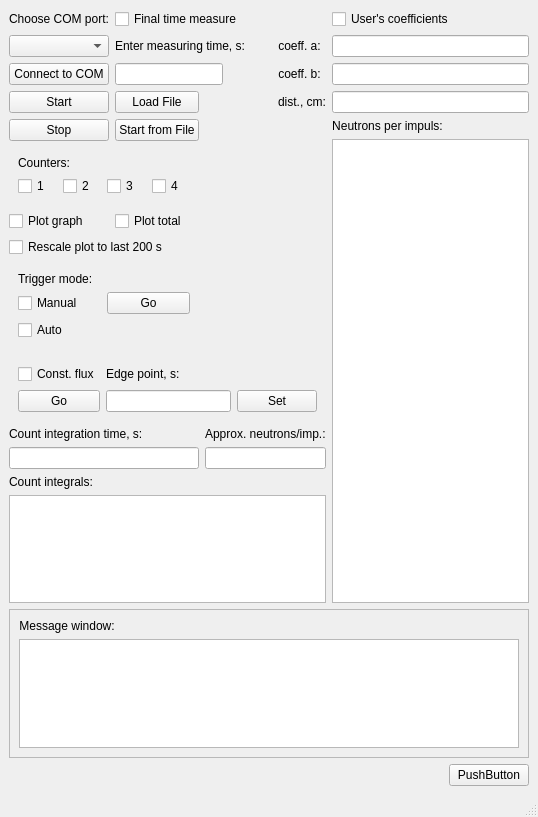
goodvin360/pivn_app, file caller.ui: the form before one commit.
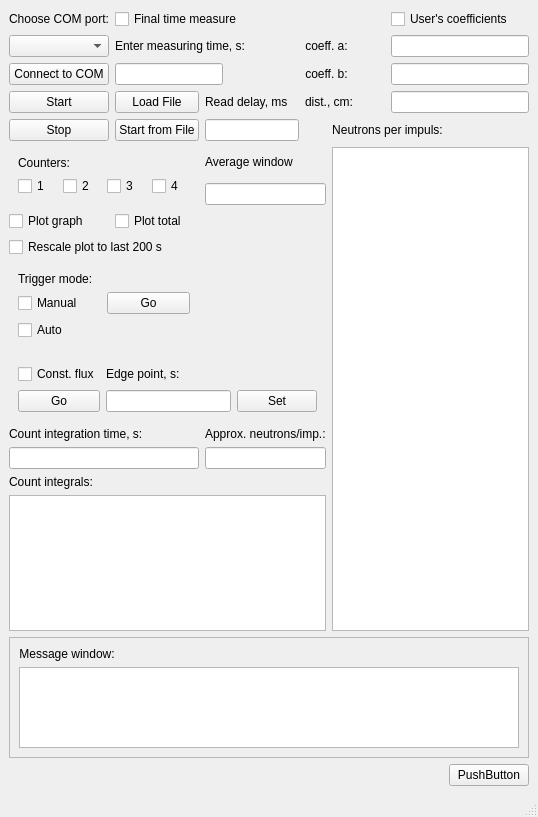
The form after the commit. Custom widgets are drawn as their Qt base class.

Commit message: 25.06.2024 work 1 -plots changed to histograms -back averaging window added (default val. is 5 s) -new back coefficients for In114 & In116m -gui updated -trigDelta subtraction is omitted (set to 0)

Patch:
```diff
--- a/caller.ui
+++ b/caller.ui
@@ -38,7 +38,7 @@
       </property>
      </widget>
     </item>
-    <item row="0" column="4" colspan="2">
+    <item row="0" column="5" colspan="2">
      <widget class="QCheckBox" name="checkBox_2">
       <property name="text">
        <string>User's coefficients</string>
@@ -64,7 +64,7 @@
       </property>
      </widget>
     </item>
-    <item row="1" column="3">
+    <item row="1" column="3" colspan="2">
      <widget class="QLabel" name="label_3">
       <property name="sizePolicy">
        <sizepolicy hsizetype="Fixed" vsizetype="Preferred">
@@ -80,7 +80,7 @@
       </property>
      </widget>
     </item>
-    <item row="1" column="4" colspan="2">
+    <item row="1" column="5" colspan="2">
      <widget class="QLineEdit" name="lineEdit_2">
       <property name="sizePolicy">
        <sizepolicy hsizetype="Minimum" vsizetype="Minimum">
@@ -116,7 +116,7 @@
       </property>
      </widget>
     </item>
-    <item row="2" column="3">
+    <item row="2" column="3" colspan="2">
      <widget class="QLabel" name="label_5">
       <property name="sizePolicy">
        <sizepolicy hsizetype="Fixed" vsizetype="Preferred">
@@ -132,7 +132,7 @@
       </property>
      </widget>
     </item>
-    <item row="2" column="4" colspan="2">
+    <item row="2" column="5" colspan="2">
      <widget class="QLineEdit" name="lineEdit_3">
       <property name="sizePolicy">
        <sizepolicy hsizetype="Minimum" vsizetype="Minimum">
@@ -174,7 +174,14 @@
       </property>
      </widget>
     </item>
-    <item row="3" column="3">
+    <item row="3" column="2">
+     <widget class="QLabel" name="label_13">
+      <property name="text">
+       <string>Read delay, ms</string>
+      </property>
+     </widget>
+    </item>
+    <item row="3" column="3" colspan="2">
      <widget class="QLabel" name="label_6">
       <property name="sizePolicy">
        <sizepolicy hsizetype="Fixed" vsizetype="Preferred">
@@ -190,7 +197,7 @@
       </property>
      </widget>
     </item>
-    <item row="3" column="4" colspan="2">
+    <item row="3" column="5" colspan="2">
      <widget class="QLineEdit" name="lineEdit_4">
       <property name="sizePolicy">
        <sizepolicy hsizetype="Minimum" vsizetype="Fixed">
@@ -203,7 +210,7 @@
       </property>
      </widget>
     </item>
-    <item row="4" column="0" rowspan="2">
+    <item row="4" column="0">
      <widget class="QPushButton" name="pushButton_3">
       <property name="sizePolicy">
        <sizepolicy hsizetype="Minimum" vsizetype="Fixed">
@@ -216,14 +223,21 @@
       </property>
      </widget>
     </item>
-    <item row="4" column="1" rowspan="2">
+    <item row="4" column="1">
      <widget class="QPushButton" name="pushButton_5">
       <property name="text">
        <string>Start from File</string>
       </property>
      </widget>
     </item>
-    <item row="4" column="4">
+    <item row="4" column="2">
+     <widget class="QLineEdit" name="lineEdit_8">
+      <property name="alignment">
+       <set>Qt::AlignRight|Qt::AlignTrailing|Qt::AlignVCenter</set>
+      </property>
+     </widget>
+    </item>
+    <item row="4" column="4" colspan="2">
      <widget class="QLabel" name="label_4">
       <property name="sizePolicy">
        <sizepolicy hsizetype="Fixed" vsizetype="Preferred">
@@ -239,17 +253,7 @@
       </property>
      </widget>
     </item>
-    <item row="5" column="4" rowspan="10" colspan="2">
-     <widget class="QTextBrowser" name="textBrowser_2">
-      <property name="maximumSize">
-       <size>
-        <width>16777215</width>
-        <height>16777215</height>
-       </size>
-      </property>
-     </widget>
-    </item>
-    <item row="6" column="0" colspan="2">
+    <item row="5" column="0" rowspan="2" colspan="2">
      <widget class="QWidget" name="widget_4" native="true">
       <layout class="QGridLayout" name="gridLayout_5">
        <item row="0" column="0" colspan="2">
@@ -290,6 +294,30 @@
       </layout>
      </widget>
     </item>
+    <item row="5" column="2">
+     <widget class="QLabel" name="label_14">
+      <property name="text">
+       <string>Average window</string>
+      </property>
+     </widget>
+    </item>
+    <item row="5" column="4" rowspan="10" colspan="3">
+     <widget class="QTextBrowser" name="textBrowser_2">
+      <property name="maximumSize">
+       <size>
+        <width>16777215</width>
+        <height>16777215</height>
+       </size>
+      </property>
+     </widget>
+    </item>
+    <item row="6" column="2" colspan="2">
+     <widget class="QLineEdit" name="lineEdit_9">
+      <property name="alignment">
+       <set>Qt::AlignRight|Qt::AlignTrailing|Qt::AlignVCenter</set>
+      </property>
+     </widget>
+    </item>
     <item row="7" column="0">
      <widget class="QCheckBox" name="checkBox_3">
       <property name="sizePolicy">
@@ -448,7 +476,7 @@
     <item row="14" column="0" colspan="4">
      <widget class="QTextBrowser" name="textBrowser_3"/>
     </item>
-    <item row="15" column="0" colspan="6">
+    <item row="15" column="0" rowspan="2" colspan="7">
      <widget class="QFrame" name="frame">
       <property name="frameShape">
        <enum>QFrame::StyledPanel</enum>
@@ -498,7 +526,12 @@
       </layout>
      </widget>
     </item>
-    <item row="16" column="5">
+    <item row="16" column="4">
+     <widget class="testWidget" name="widget" native="true">
+      <layout class="QGridLayout" name="gridLayout_2"/>
+     </widget>
+    </item>
+    <item row="17" column="6">
      <widget class="QPushButton" name="pushButton_6">
       <property name="text">
        <string>PushButton</string>
@@ -506,17 +539,6 @@
      </widget>
     </item>
    </layout>
-   <widget class="testWidget" name="widget" native="true">
-    <property name="geometry">
-     <rect>
-      <x>305</x>
-      <y>686</y>
-      <width>93</width>
-      <height>41</height>
-     </rect>
-    </property>
-    <layout class="QGridLayout" name="gridLayout_2"/>
-   </widget>
   </widget>
   <widget class="QMenuBar" name="menubar">
    <property name="geometry">
```
Left out of the diff: 38 changed lines with no effect on the pictures. The commit also changes 7 other files.
